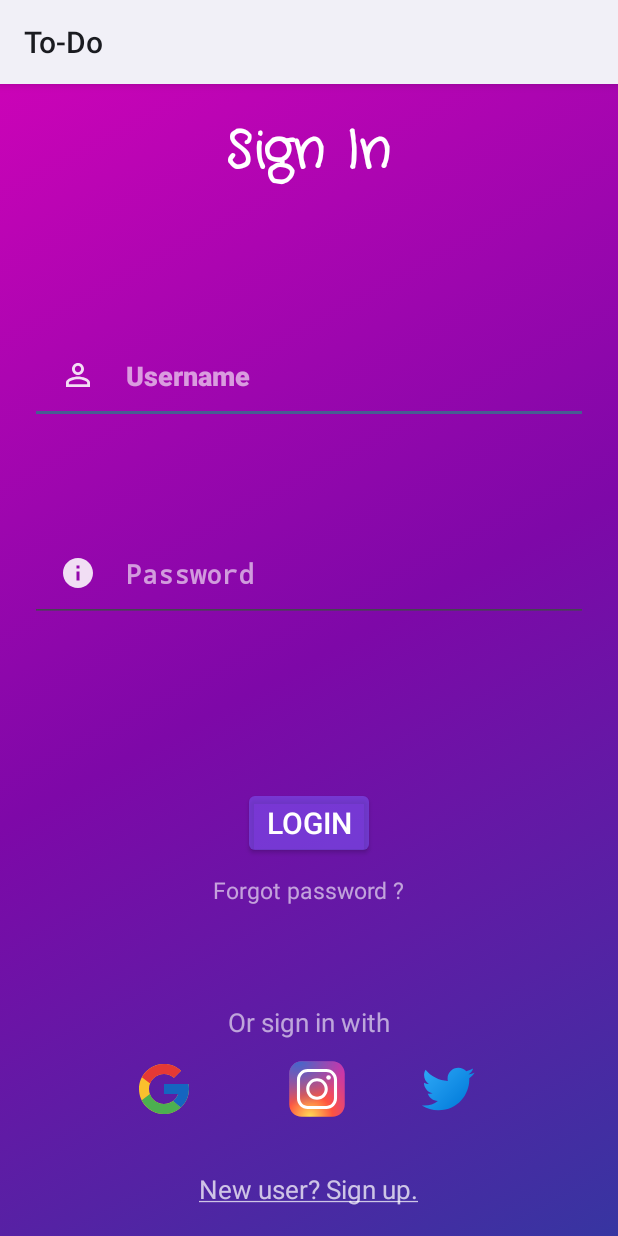
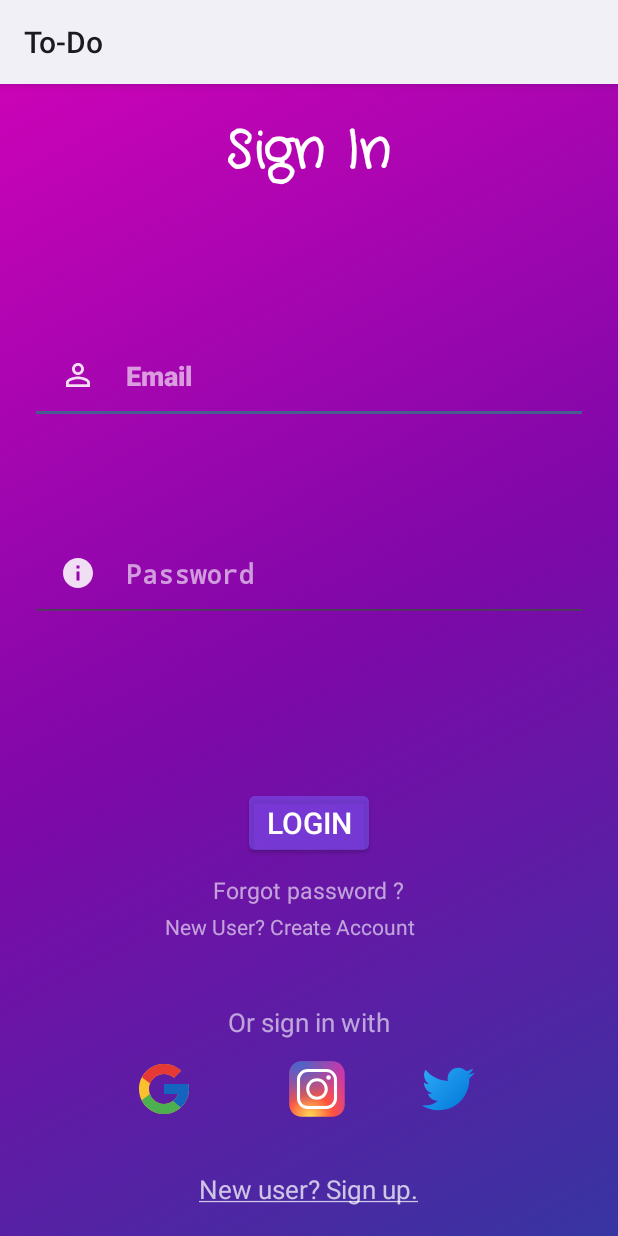
Before and after one commit to shubh-verma-19cs/Smart-To-Do, an Android app: the layout activity_log_in.xml on its own in the app's theme, with its tools: preview values and no code run, on a phone screen of 412 x 824 dp. Run offline under Robolectric (Android 15) with nearby library versions, the phone set to English and light mode, and no system bars.

Commit message:
Commit Harshit

```diff
--- a/app/build.gradle
+++ b/app/build.gradle
@@ -1,5 +1,6 @@
 plugins {
     id 'com.android.application'
+    id 'com.google.gms.google-services'
 }
 
 android {
@@ -35,8 +36,12 @@
     implementation 'androidx.preference:preference:1.1.1'
     implementation 'com.google.android.material:material:1.0.0'
     implementation "androidx.drawerlayout:drawerlayout:1.0.0"
+    implementation 'com.google.firebase:firebase-database:19.2.1'
+    implementation 'com.google.firebase:firebase-auth:21.0.1'
     testImplementation 'junit:junit:4.+'
     implementation 'com.github.yukuku:ambilwarna:2.0.1'
     androidTestImplementation 'androidx.test.ext:junit:1.1.3'
     androidTestImplementation 'androidx.test.espresso:espresso-core:3.4.0'
+    implementation platform('com.google.firebase:firebase-bom:29.0.0')
+    implementation 'com.google.firebase:firebase-analytics'
 }
--- a/app/src/main/AndroidManifest.xml
+++ b/app/src/main/AndroidManifest.xml
@@ -1,6 +1,7 @@
 <?xml version="1.0" encoding="utf-8"?>
 <manifest xmlns:android="http://schemas.android.com/apk/res/android"
     package="com.example.splashscreen">
+    <uses-permission android:name="android.permission.INTERNET"/>
 
     <application
         android:allowBackup="true"
--- a/app/src/main/java/com/example/splashscreen/MainActivity.java
+++ b/app/src/main/java/com/example/splashscreen/MainActivity.java
@@ -43,7 +43,6 @@
                 Intent intent =new Intent(MainActivity.this,
                         LogInActivity.class);
                 startActivity(intent);
-
                 finish();
             }
         }, SPLASH_SCREEN_TIME_OUT);
--- a/app/src/main/res/layout/activity_forget_password.xml
+++ b/app/src/main/res/layout/activity_forget_password.xml
@@ -30,7 +30,7 @@
         />
 
     <EditText
-        android:id="@+id/tv_forgot3"
+        android:id="@+id/tv_forgotemail"
         android:layout_width="match_parent"
         android:layout_height="wrap_content"
         android:layout_below="@id/tv_forgot2"
@@ -40,16 +40,16 @@
         android:layout_marginBottom="10dp"
         android:drawableLeft="@drawable/ic_baseline_person_outline_24"
         android:drawablePadding="20dp"
-        android:textColorHint="#9AFFFFFF"
         android:hint="Email Id"
         android:padding="20dp"
         android:textColor="@color/white"
+        android:textColorHint="#9AFFFFFF"
         android:textStyle="bold" />
 
     <Button
         android:layout_width="wrap_content"
         android:layout_height="wrap_content"
-        android:layout_below="@id/tv_forgot3"
+        android:layout_below="@id/tv_forgotemail"
         android:layout_centerHorizontal="true"
         android:id="@+id/btn_forgot_reset"
         android:layout_marginTop="70dp"
--- a/app/src/main/res/layout/activity_log_in.xml
+++ b/app/src/main/res/layout/activity_log_in.xml
@@ -22,7 +22,7 @@
         android:textStyle="bold" />
 
     <EditText
-        android:id="@+id/username"
+        android:id="@+id/email"
         android:layout_width="match_parent"
         android:layout_height="wrap_content"
         android:layout_below="@id/signin"
@@ -31,7 +31,7 @@
         android:layout_marginEnd="20dp"
         android:drawableLeft="@drawable/ic_baseline_person_outline_24"
         android:drawablePadding="20dp"
-        android:hint="Username"
+        android:hint="Email"
         android:textColorHint="#9AFFFFFF"
         android:padding="20dp"
         android:textColor="@color/white"
@@ -41,7 +41,7 @@
         android:id="@+id/password"
         android:layout_width="match_parent"
         android:layout_height="wrap_content"
-        android:layout_below="@id/username"
+        android:layout_below="@id/email"
         android:layout_marginTop="67dp"
         android:layout_marginBottom="10dp"
         android:layout_marginStart="20dp"
@@ -56,16 +56,16 @@
         android:textStyle="bold" />
 
     <Button
+        android:id="@+id/loginbtn"
         android:layout_width="wrap_content"
         android:layout_height="wrap_content"
         android:layout_below="@id/password"
         android:layout_centerHorizontal="true"
-        android:id="@+id/loginbtn"
         android:layout_marginTop="100dp"
         android:backgroundTint="#837F5CFF"
         android:elevation="100dp"
+        android:text="Login"
         android:textColor="@color/white"
-        android:text="Login"
         android:textSize="20dp"
 
         />
@@ -79,7 +79,16 @@
         android:textSize="15dp"
         android:id="@+id/forgotpass"
         android:layout_below="@+id/loginbtn"/>
-
+    <TextView
+        android:layout_width="wrap_content"
+        android:layout_height="match_parent"
+        android:id="@+id/divert_to_reg"
+        android:text="New User? Create Account"
+        android:textColor="#9AFFFFFF"
+        android:layout_below="@+id/loginbtn"
+        android:layout_marginTop="35dp"
+        android:layout_marginLeft="110dp"
+        />
 
 
     <TextView
--- a/build.gradle
+++ b/build.gradle
@@ -6,6 +6,7 @@
     }
     dependencies {
         classpath "com.android.tools.build:gradle:7.0.2"
+        classpath 'com.google.gms:google-services:4.3.10'
 
         // NOTE: Do not place your application dependencies here; they belong
         // in the individual module build.gradle files
```
Also changed, not shown: app/src/main/java/com/example/splashscreen/ForgotPassword.java (+48 -1 lines), app/src/main/java/com/example/splashscreen/LogInActivity.java (+47 -5 lines), app/src/main/java/com/example/splashscreen/RegisterActivity.java (+44 -1 lines), 2 other files.
